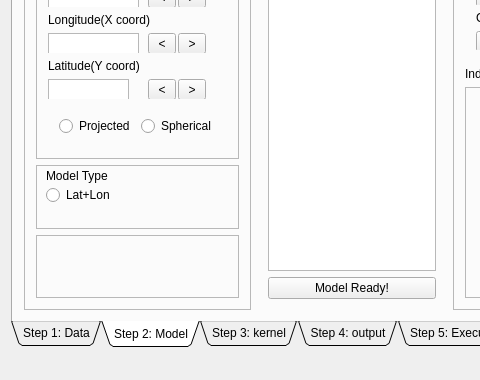
Anders1232/GWR_BR, file Qt/mainwindow.ui: the form before one commit; both pictures show x 0 to 480 and y 100 to 480 of the 666 by 480 pixel window.
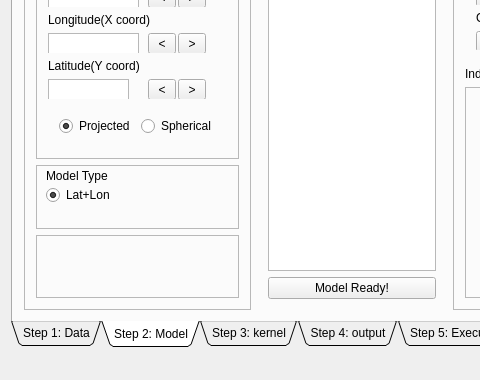
The form after the commit. The open tabs and pages were chosen to show the change.

The edit to the form file:
```diff
--- a/Qt/mainwindow.ui
+++ b/Qt/mainwindow.ui
@@ -407,6 +407,9 @@
                    <property name="text">
                     <string>Projected</string>
                    </property>
+                   <property name="checked">
+                    <bool>true</bool>
+                   </property>
                   </widget>
                  </item>
                  <item>
@@ -455,6 +458,9 @@
               <property name="text">
                <string>Lat+Lon</string>
               </property>
+              <property name="checked">
+               <bool>true</bool>
+              </property>
              </widget>
             </widget>
            </item>
```
Left out of the diff: 32 changed lines with no effect on the pictures.
